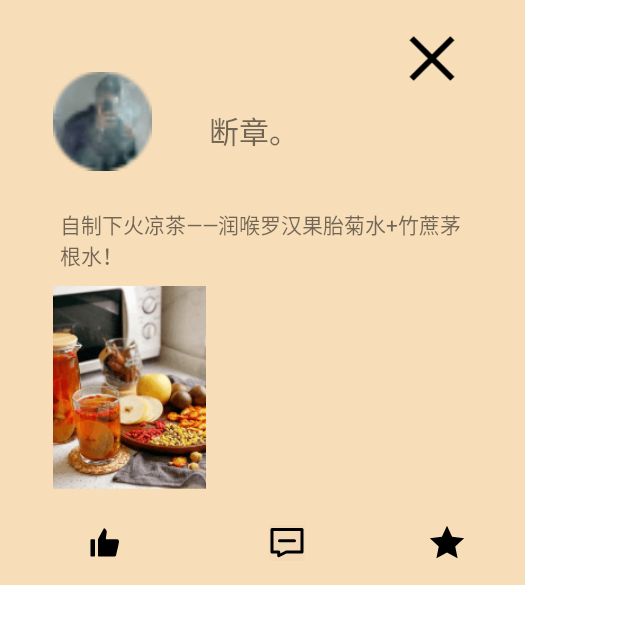
After one commit to android-app-development-course/2023-spring-computer-1-tea, an Android app: the layout popup_window.xml on its own in the app's theme, with its tools: preview values and no code run, on a phone screen of 412 x 824 dp. The commit adds this screen. Shown: the top 624 px of the screen. Run offline under Robolectric (Android 15) with nearby library versions, the phone set to English and light mode, and no system bars.

Commit message:
添加点赞收藏页面，点击卡片后的静态弹窗

```diff
--- a/app/src/main/java/com/example/yingcha/MyCollection.java
+++ b/app/src/main/java/com/example/yingcha/MyCollection.java
@@ -3,6 +3,12 @@ package com.example.yingcha;
 import androidx.appcompat.app.AppCompatActivity;
 
 import android.os.Bundle;
+import android.view.Gravity;
+import android.view.LayoutInflater;
+import android.view.View;
+import android.view.ViewGroup;
+import android.widget.Button;
+import android.widget.PopupWindow;
 
 public class MyCollection extends AppCompatActivity {
 
@@ -11,4 +17,34 @@ public class MyCollection extends AppCompatActivity {
         super.onCreate(savedInstanceState);
         setContentView(R.layout.activity_my_collection);
     }
+
+    /**
+     * 点击弹窗
+     * @param view
+     */
+    public void windowClick1(View view) {
+        //获得布局文件
+        View inflate = LayoutInflater.from(this).inflate(R.layout.popup_window,null);
+        //创建弹窗对像
+        PopupWindow popupWindow = new PopupWindow(view,
+                ViewGroup.LayoutParams.WRAP_CONTENT,
+                ViewGroup.LayoutParams.WRAP_CONTENT,
+                true);
+        //对应弹窗和布局
+        popupWindow.setContentView(inflate);
+        //设置弹窗位置
+        popupWindow.showAsDropDown(view, Gravity.CENTER,0);
+        //设置布局内点击事件
+        Button button = inflate.findViewById(R.id.imageView8);
+        button.setOnClickListener(new View.OnClickListener() {
+            /**
+             * 关闭弹窗
+             * @param view
+             */
+            @Override
+            public void onClick(View view) {
+                popupWindow.dismiss();
+            }
+        });
+    }
 }
--- a/app/src/main/java/com/example/yingcha/MyLikes.java
+++ b/app/src/main/java/com/example/yingcha/MyLikes.java
@@ -3,6 +3,12 @@ package com.example.yingcha;
 import androidx.appcompat.app.AppCompatActivity;
 
 import android.os.Bundle;
+import android.view.Gravity;
+import android.view.LayoutInflater;
+import android.view.View;
+import android.view.ViewGroup;
+import android.widget.Button;
+import android.widget.PopupWindow;
 
 public class MyLikes extends AppCompatActivity {
 
@@ -11,4 +17,33 @@ public class MyLikes extends AppCompatActivity {
         super.onCreate(savedInstanceState);
         setContentView(R.layout.activity_my_likes);
     }
+    /**
+     * 点击弹窗
+     * @param view
+     */
+    public void windowClick2(View view) {
+        //获得布局文件
+        View inflate = LayoutInflater.from(this).inflate(R.layout.popup_window,null);
+        //创建弹窗对像
+        PopupWindow popupWindow = new PopupWindow(view,
+                ViewGroup.LayoutParams.WRAP_CONTENT,
+                ViewGroup.LayoutParams.WRAP_CONTENT,
+                true);
+        //绑定弹窗和布局
+        popupWindow.setContentView(inflate);
+        //设置弹窗位置
+        popupWindow.showAsDropDown(view, Gravity.CENTER,0);
+        //设置布局内点击事件
+        Button button = inflate.findViewById(R.id.imageView8);
+        button.setOnClickListener(new View.OnClickListener() {
+            /**
+             * 关闭弹窗
+             * @param view
+             */
+            @Override
+            public void onClick(View view) {
+                popupWindow.dismiss();
+            }
+        });
+    }
 }
--- /dev/null
+++ b/app/src/main/res/drawable/arcodesign_close_copy.xml
@@ -0,0 +1,16 @@
+<vector xmlns:android="http://schemas.android.com/apk/res/android"
+    android:width="31dp"
+    android:height="31dp"
+    android:viewportWidth="48"
+    android:viewportHeight="48">
+  <path
+      android:pathData="M38.142,9.858L24,24L9.858,38.142"
+      android:strokeWidth="4"
+      android:fillColor="#00000000"
+      android:strokeColor="#000000"/>
+  <path
+      android:pathData="M9.858,9.858L24,24L38.142,38.142"
+      android:strokeWidth="4"
+      android:fillColor="#00000000"
+      android:strokeColor="#000000"/>
+</vector>
--- /dev/null
+++ b/app/src/main/res/drawable/comment.xml
@@ -0,0 +1,30 @@
+<vector xmlns:android="http://schemas.android.com/apk/res/android"
+    android:width="24dp"
+    android:height="24dp"
+    android:viewportWidth="48"
+    android:viewportHeight="48">
+  <path
+      android:pathData="M0,0h48v48h-48z"
+      android:fillColor="#000000"
+      android:fillAlpha="0.01"
+      android:strokeColor="#00000000"/>
+  <path
+      android:pathData="M0,0h48v48h-48z"
+      android:fillColor="#000000"
+      android:fillAlpha="0.01"
+      android:strokeColor="#00000000"/>
+  <path
+      android:pathData="M44,6H4V36H13V41L23,36H44V6Z"
+      android:strokeLineJoin="round"
+      android:strokeWidth="4"
+      android:fillColor="#00000000"
+      android:strokeColor="#000000"
+      android:strokeLineCap="round"/>
+  <path
+      android:pathData="M14,21H34"
+      android:strokeLineJoin="round"
+      android:strokeWidth="4"
+      android:fillColor="#00000000"
+      android:strokeColor="#000000"
+      android:strokeLineCap="round"/>
+</vector>
--- /dev/null
+++ b/app/src/main/res/drawable/like_thumb_balck.xml
@@ -0,0 +1,10 @@
+<vector xmlns:android="http://schemas.android.com/apk/res/android"
+    android:width="24dp"
+    android:height="24dp"
+    android:viewportWidth="24"
+    android:viewportHeight="24">
+  <path
+      android:pathData="M8.059,9.39L11.772,2.427C11.899,2.189 12.191,2.097 12.412,2.252C12.995,2.661 13.833,3.452 13.833,4.375C13.833,4.874 13.701,5.772 13.563,6.713C13.41,7.748 13.25,8.835 13.25,9.5H20.833C21.278,9.5 22,9.952 22,11C22,11.904 21.008,16.087 20.308,19.042C20.196,19.514 20.092,19.954 20,20.345C20,20.563 19.733,21 18.667,21H8.498C8.222,21 8,20.776 8,20.5V9.625C8,9.543 8.02,9.462 8.059,9.39ZM3.5,9.5C3.224,9.5 3,9.724 3,10V20.5C3,20.776 3.224,21 3.5,21H5.5C5.776,21 6,20.776 6,20.5V10C6,9.724 5.776,9.5 5.5,9.5H3.5Z"
+      android:fillType="evenOdd"
+      android:fillColor="@color/black"/>
+</vector>
--- /dev/null
+++ b/app/src/main/res/drawable/star_black.xml
@@ -0,0 +1,9 @@
+<vector xmlns:android="http://schemas.android.com/apk/res/android"
+    android:width="24dp"
+    android:height="24dp"
+    android:viewportWidth="32"
+    android:viewportHeight="32">
+  <path
+      android:pathData="M16,24.347l-9.404,5.264 2.1,-10.571 -7.913,-7.317 10.703,-1.269 4.515,-9.787 4.515,9.787 10.703,1.269 -7.913,7.317 2.1,10.571z"
+      android:fillColor="@color/black"/>
+</vector>
--- a/app/src/main/res/layout/activity_my_collection.xml
+++ b/app/src/main/res/layout/activity_my_collection.xml
@@ -68,7 +68,8 @@
 
             <androidx.constraintlayout.widget.ConstraintLayout
                 android:layout_width="match_parent"
-                android:layout_height="match_parent">
+                android:layout_height="match_parent"
+                android:onClick="windowClick1">
 
 
                 <TextView
--- a/app/src/main/res/layout/activity_my_likes.xml
+++ b/app/src/main/res/layout/activity_my_likes.xml
@@ -66,7 +66,8 @@
 
             <androidx.constraintlayout.widget.ConstraintLayout
                 android:layout_width="match_parent"
-                android:layout_height="match_parent">
+                android:layout_height="match_parent"
+                android:onClick="windowClick2">
 
 
                 <TextView
@@ -78,7 +79,7 @@
                     android:text="断章。"
                     android:textSize="14dp"
                     app:layout_constraintBottom_toBottomOf="parent"
-                    app:layout_constraintEnd_toStartOf="@+id/star1"
+                    app:layout_constraintEnd_toStartOf="@+id/like1"
                     app:layout_constraintStart_toEndOf="@+id/user1"
                     tools:ignore="TextSizeCheck" />
 
--- /dev/null
+++ b/app/src/main/res/layout/popup_window.xml
@@ -0,0 +1,108 @@
+<?xml version="1.0" encoding="utf-8"?>
+<LinearLayout xmlns:android="http://schemas.android.com/apk/res/android"
+    xmlns:app="http://schemas.android.com/apk/res-auto"
+    xmlns:tools="http://schemas.android.com/tools"
+    android:layout_width="match_parent"
+    android:layout_height="match_parent">
+
+    <androidx.constraintlayout.widget.ConstraintLayout
+        android:layout_width="350dp"
+        android:layout_height="390dp"
+        android:background="@color/windowColor">
+
+        <ImageView
+            android:id="@+id/imageView"
+            android:layout_width="0dp"
+            android:layout_height="101dp"
+            android:layout_marginStart="35dp"
+            android:layout_marginTop="30dp"
+            android:layout_marginEnd="154dp"
+            app:layout_constraintEnd_toStartOf="@+id/imageView8"
+            app:layout_constraintStart_toStartOf="parent"
+            app:layout_constraintTop_toTopOf="parent"
+            app:srcCompat="@mipmap/headScu" />
+
+        <TextView
+            android:id="@+id/textView"
+            android:layout_width="72dp"
+            android:layout_height="40dp"
+            android:layout_marginBottom="19dp"
+            android:text="断章。"
+            android:textSize="20dp"
+            app:layout_constraintBottom_toBottomOf="@+id/imageView"
+            app:layout_constraintEnd_toEndOf="parent"
+            app:layout_constraintStart_toStartOf="parent" />
+
+        <ImageView
+            android:id="@+id/imageView2"
+            android:layout_width="0dp"
+            android:layout_height="148dp"
+            android:layout_marginTop="56dp"
+            android:layout_marginEnd="2dp"
+            android:layout_marginBottom="55dp"
+            app:layout_constraintBottom_toBottomOf="parent"
+            app:layout_constraintEnd_toStartOf="@+id/textView"
+            app:layout_constraintStart_toStartOf="@+id/imageView"
+            app:layout_constraintTop_toBottomOf="@+id/imageView"
+            app:srcCompat="@mipmap/examplePicture" />
+
+        <TextView
+            android:id="@+id/textView2"
+            android:layout_width="0dp"
+            android:layout_height="0dp"
+            android:layout_marginStart="40dp"
+            android:layout_marginTop="8dp"
+            android:layout_marginEnd="40dp"
+            android:layout_marginBottom="7dp"
+            android:text="自制下火凉茶——润喉罗汉果胎菊水+竹蔗茅根水！"
+            android:textSize="14dp"
+            app:layout_constraintBottom_toTopOf="@+id/imageView2"
+            app:layout_constraintEnd_toEndOf="parent"
+            app:layout_constraintStart_toStartOf="parent"
+            app:layout_constraintTop_toBottomOf="@+id/imageView" />
+
+        <ImageView
+            android:id="@+id/imageView5"
+            android:layout_width="wrap_content"
+            android:layout_height="wrap_content"
+            android:layout_marginStart="22dp"
+            android:layout_marginBottom="16dp"
+            app:layout_constraintBottom_toBottomOf="parent"
+            app:layout_constraintStart_toStartOf="@+id/imageView2"
+            app:srcCompat="@drawable/like_thumb_balck" />
+
+        <ImageView
+            android:id="@+id/imageView6"
+            android:layout_width="wrap_content"
+            android:layout_height="wrap_content"
+            android:layout_marginStart="144dp"
+            android:layout_marginEnd="147dp"
+            android:layout_marginBottom="16dp"
+            app:layout_constraintBottom_toBottomOf="parent"
+            app:layout_constraintEnd_toEndOf="parent"
+            app:layout_constraintStart_toStartOf="@+id/imageView2"
+            app:srcCompat="@drawable/comment" />
+
+        <ImageView
+            android:id="@+id/imageView7"
+            android:layout_width="wrap_content"
+            android:layout_height="wrap_content"
+            android:layout_marginEnd="40dp"
+            android:layout_marginBottom="16dp"
+            app:layout_constraintBottom_toBottomOf="parent"
+            app:layout_constraintEnd_toEndOf="parent"
+            app:srcCompat="@drawable/star_black" />
+
+        <ImageView
+            android:id="@+id/imageView8"
+            android:layout_width="0dp"
+            android:layout_height="46dp"
+            android:layout_marginTop="16dp"
+            android:layout_marginEnd="29dp"
+            app:layout_constraintEnd_toEndOf="parent"
+            app:layout_constraintStart_toEndOf="@+id/imageView"
+            app:layout_constraintTop_toTopOf="parent"
+            app:srcCompat="@drawable/arcodesign_close_copy" />
+
+    </androidx.constraintlayout.widget.ConstraintLayout>
+</LinearLayout>
--- a/app/src/main/res/values/colors.xml
+++ b/app/src/main/res/values/colors.xml
@@ -10,4 +10,5 @@
     <color name="cardColor">#7381B337</color>
     <color name="starColor">#FEFA83</color>
     <color name="likeColor">#DE868F</color>
+    <color name="windowColor">#B0F4CE98</color>
 </resources>
```
